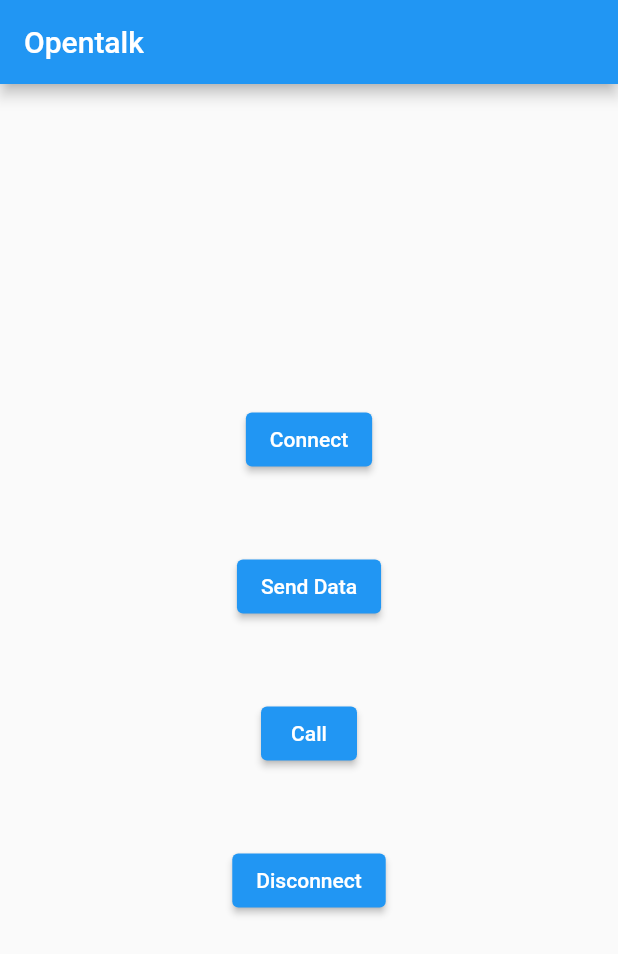
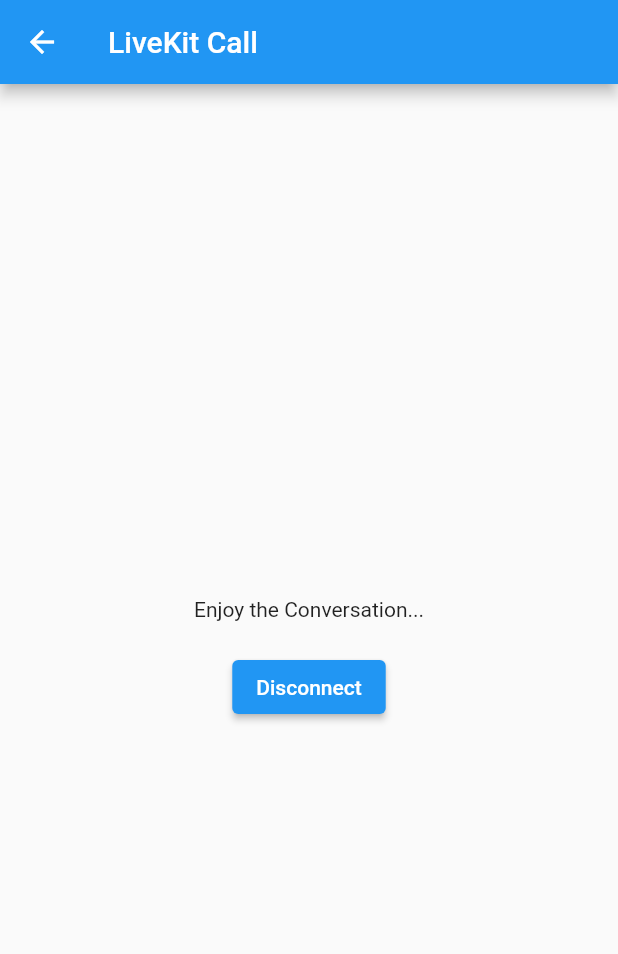
Before and after one commit to kumardev0614/onboarding, a Flutter app: the screen it shows after launch, after a tap on "Call", on a phone screen of 412 x 824 dp. Shown: the top 954 px of the screen. Run offline on Flutter 3.47's test engine with Material 2 defaults, Android fonts, the phone set to English and light mode, and no system bars; our stand-ins replace get, socket_io_client; missing offline and left inert: livekit_client; network calls fail.

Commit message:
call is connecting via socket and token

```diff
--- a/lib/main.dart
+++ b/lib/main.dart
@@ -1,4 +1,6 @@
 import 'package:flutter/material.dart';
+import 'package:get/get.dart';
+// import 'package:onboarding/views/callingpage.dart';
 import 'package:onboarding/views/homepage.dart';
 
 void main() {
@@ -11,13 +13,13 @@ class MyApp extends StatelessWidget {
   // This widget is the root of your application.
   @override
   Widget build(BuildContext context) {
-    return MaterialApp(
+    return GetMaterialApp(
       title: 'Flutter Demo',
       debugShowCheckedModeBanner: false,
       theme: ThemeData(
         primarySwatch: Colors.blue,
       ),
-      home: HomePage(),
+      home: const HomePage(),
     );
   }
 }
--- /dev/null
+++ b/lib/views/callingpage.dart
@@ -0,0 +1,36 @@
+import 'package:flutter/material.dart';
+import 'package:get/get.dart';
+// import 'package:get/get.dart';
+import 'package:onboarding/server/socketIo/socket_client.dart';
+
+class CallingPage extends StatelessWidget {
+  const CallingPage({super.key});
+
+  @override
+  Widget build(BuildContext context) {
+    return Scaffold(
+      appBar: AppBar(
+        title: const Text("LiveKit Call"),
+      ),
+      body: Center(
+        child: Column(
+          mainAxisAlignment: MainAxisAlignment.center,
+          children: <Widget>[
+            const Text('Enjoy the Conversation...'),
+            const SizedBox(height: 20),
+            ElevatedButton(
+              child: const Text(
+                'Disconnect',
+              ),
+              onPressed: () {
+                // disconnect();
+                Get.back();
+                roomDisconnect();
+              },
+            ),
+          ],
+        ),
+      ),
+    );
+  }
+}
--- a/lib/views/homepage.dart
+++ b/lib/views/homepage.dart
@@ -1,5 +1,8 @@
 import 'package:flutter/material.dart';
+import 'package:get/get.dart';
+// import 'package:get/get.dart';
 import 'package:onboarding/server/socketIo/socket_client.dart';
+import 'package:onboarding/views/callingpage.dart';
 
 class HomePage extends StatelessWidget {
   const HomePage({super.key});
@@ -41,6 +44,7 @@ class HomePage extends StatelessWidget {
               ),
               onPressed: () {
                 randomCall(deviceId);
+                Get.to(const CallingPage());
               }, // emit msg
             ),
             const SizedBox(height: 50),
--- a/pubspec.yaml
+++ b/pubspec.yaml
@@ -38,6 +38,7 @@ dependencies:
   cupertino_icons: ^1.0.2
   socket_io_client: ^1.0.2
   livekit_client: ^1.1.10
+  get:
 
 dev_dependencies:
   flutter_test:
```
Also changed, not shown: lib/server/socketIo/socket_client.dart (+9 -3 lines), pubspec.lock, 1 other file.
